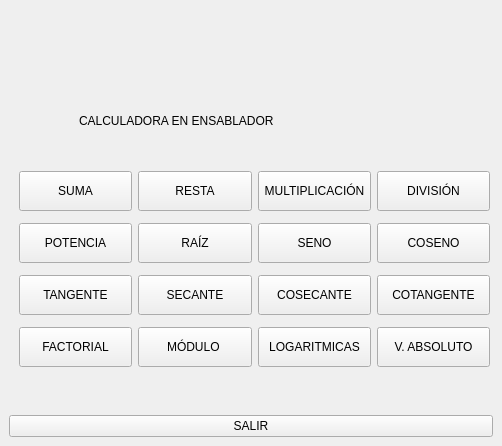
ZamaxCode/CALKULADORA, file mainwindow.ui: the form before one commit.
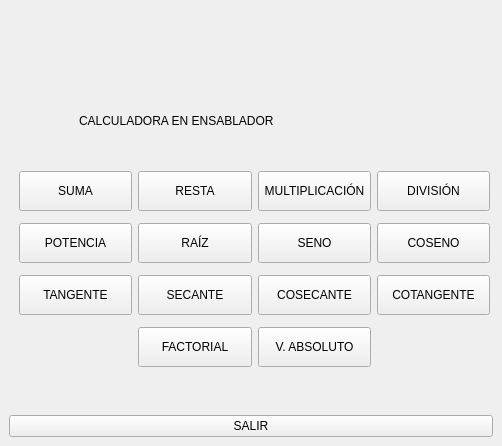
The form after the commit. Icons and pictures are not drawn.

Commit message: Se eliminaron las operaciones de log y modulo

```diff
--- a/mainwindow.ui
+++ b/mainwindow.ui
@@ -67,25 +67,6 @@
          </rect>
         </property>
         <layout class="QGridLayout" name="gridLayout">
-         <item row="5" column="0">
-          <widget class="QPushButton" name="factorialPB">
-           <property name="minimumSize">
-            <size>
-             <width>0</width>
-             <height>0</height>
-            </size>
-           </property>
-           <property name="maximumSize">
-            <size>
-             <width>130</width>
-             <height>40</height>
-            </size>
-           </property>
-           <property name="text">
-            <string>FACTORIAL</string>
-           </property>
-          </widget>
-         </item>
          <item row="0" column="2">
           <widget class="QPushButton" name="multiplicacionPB">
            <property name="minimumSize">
@@ -105,25 +86,6 @@
            </property>
           </widget>
          </item>
-         <item row="5" column="1">
-          <widget class="QPushButton" name="moduloPB">
-           <property name="minimumSize">
-            <size>
-             <width>0</width>
-             <height>0</height>
-            </size>
-           </property>
-           <property name="maximumSize">
-            <size>
-             <width>130</width>
-             <height>40</height>
-            </size>
-           </property>
-           <property name="text">
-            <string>MÓDULO </string>
-           </property>
-          </widget>
-         </item>
          <item row="0" column="3">
           <widget class="QPushButton" name="divisionPB">
            <property name="minimumSize">
@@ -200,25 +162,6 @@
            </property>
           </widget>
          </item>
-         <item row="5" column="2">
-          <widget class="QPushButton" name="logaritmicasPB">
-           <property name="minimumSize">
-            <size>
-             <width>0</width>
-             <height>0</height>
-            </size>
-           </property>
-           <property name="maximumSize">
-            <size>
-             <width>130</width>
-             <height>40</height>
-            </size>
-           </property>
-           <property name="text">
-            <string>LOGARITMICAS</string>
-           </property>
-          </widget>
-         </item>
          <item row="0" column="1">
           <widget class="QPushButton" name="restaPB">
            <property name="minimumSize">
@@ -352,7 +295,26 @@
            </property>
           </widget>
          </item>
-         <item row="5" column="3">
+         <item row="5" column="1">
+          <widget class="QPushButton" name="factorialPB">
+           <property name="minimumSize">
+            <size>
+             <width>0</width>
+             <height>0</height>
+            </size>
+           </property>
+           <property name="maximumSize">
+            <size>
+             <width>130</width>
+             <height>40</height>
+            </size>
+           </property>
+           <property name="text">
+            <string>FACTORIAL</string>
+           </property>
+          </widget>
+         </item>
+         <item row="5" column="2">
           <widget class="QPushButton" name="absolutoPB">
            <property name="minimumSize">
             <size>
```
The commit also changes 2 other files.
